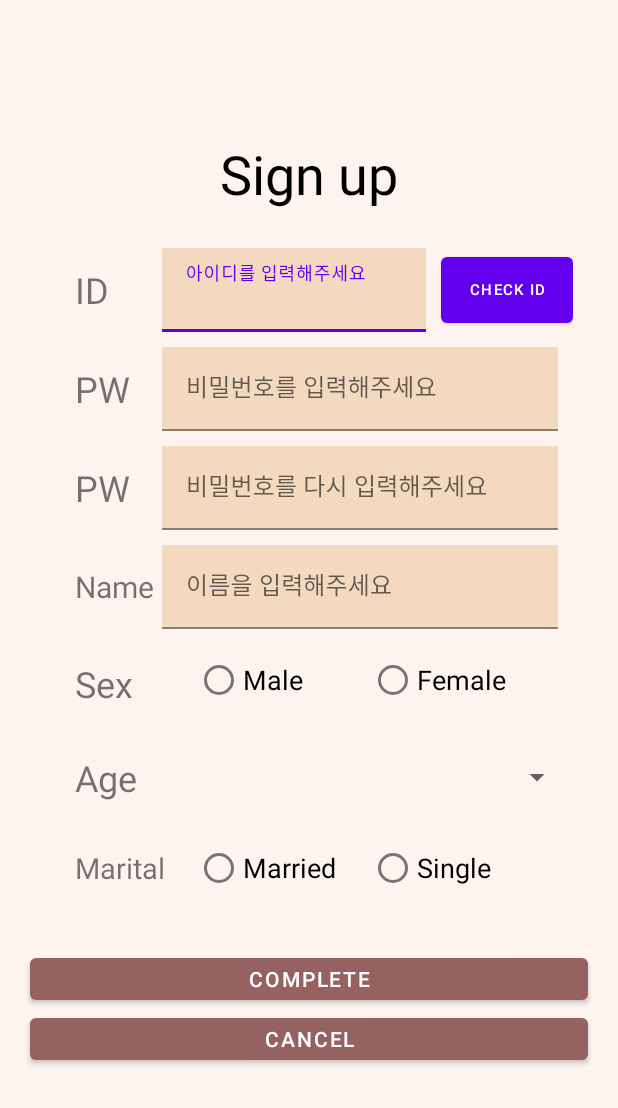
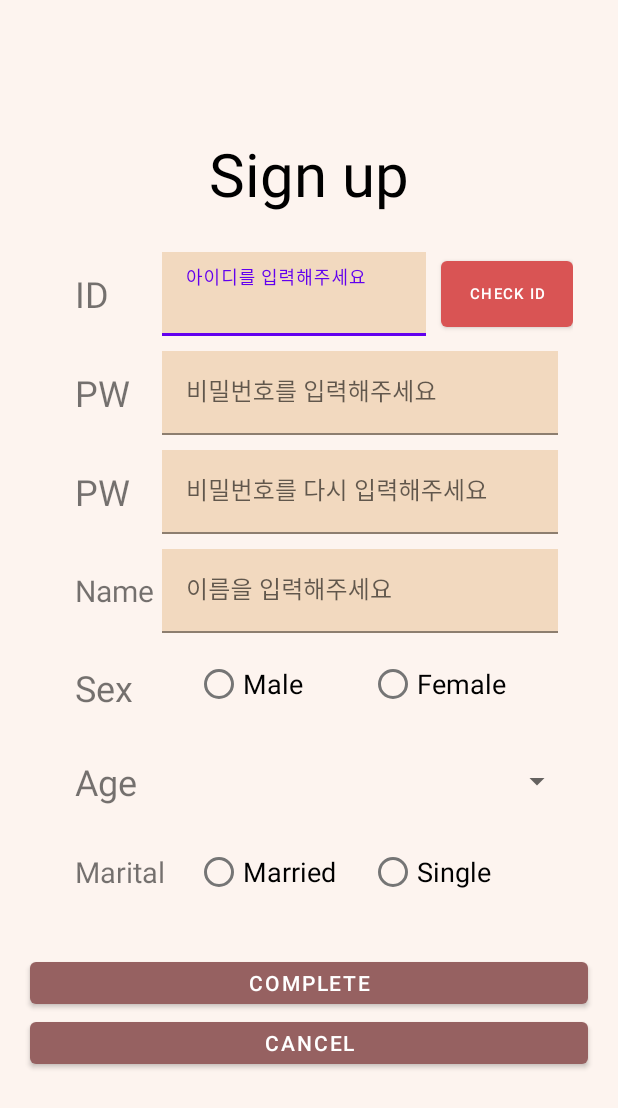
Before and after one commit to JeonJongHyeon97/itDa, an Android app: the layout sign_in.xml on its own in the app's theme, with its tools: preview values and no code run, on a phone screen of 412 x 824 dp. Shown: the top 1108 px of the screen. Run offline under Robolectric (Android 15) with nearby library versions, the phone set to English and light mode, and no system bars.

Commit message:
ㄹㅇ
ㄹ

```diff
--- a/app/src/main/res/layout/sign_in.xml
+++ b/app/src/main/res/layout/sign_in.xml
@@ -30,7 +30,7 @@
             android:gravity="center_horizontal"
             android:text="Sign up"
             android:textColor="#000000"
-            android:textSize="36sp" />
+            android:textSize="40sp" />
 
         <LinearLayout
             android:layout_width="match_parent"
@@ -74,7 +74,8 @@
                 android:layout_height="match_parent"
                 android:layout_weight="3"
                 android:text="Check ID"
-                android:textSize="10sp" />
+                android:textSize="10sp"
+                app:backgroundTint="#D95454" />
         </LinearLayout>
 
         <LinearLayout
```
Also changed, not shown: app/src/main/java/com/example/itda/MainActivity.kt (+7 -20 lines).
